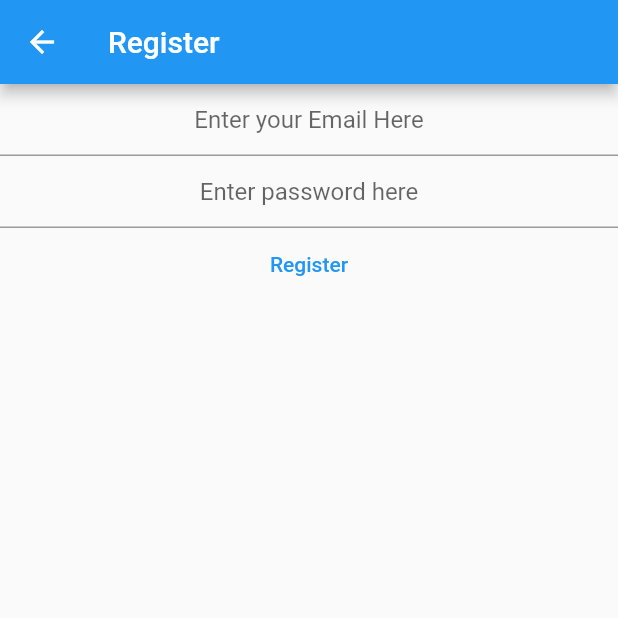
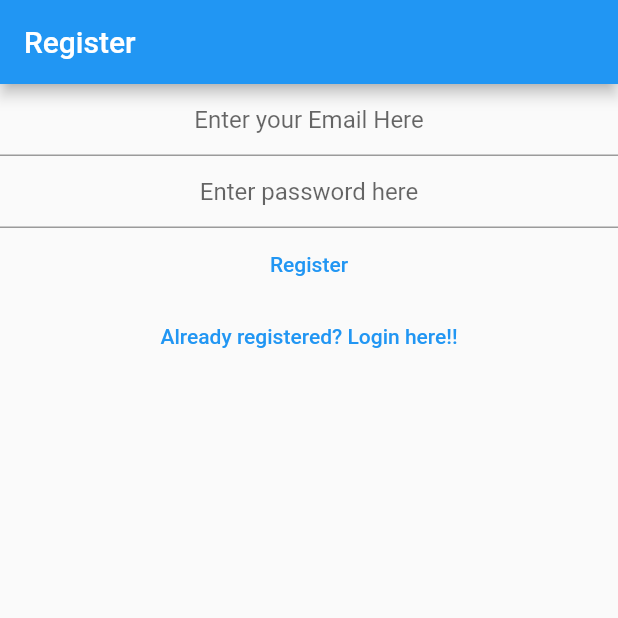
Before and after one commit to Anubhavyadav1/test_project, a Flutter app: the RegisterView screen opened directly, on a phone screen of 412 x 824 dp, the top half of it. Run offline on Flutter 3.47's test engine with Material 2 defaults, Android fonts, the phone set to English and light mode, and no system bars; our stand-ins replace firebase_auth, firebase_core; accounts and stored records are empty.

Commit message:
second commit

```diff
--- a/lib/views/register_view.dart
+++ b/lib/views/register_view.dart
@@ -1,7 +1,5 @@
 import 'package:firebase_auth/firebase_auth.dart';
-import 'package:firebase_core/firebase_core.dart';
 import 'package:flutter/material.dart';
-import 'package:test_project/firebase_options.dart';
 
 class RegisterView extends StatefulWidget {
   const RegisterView({super.key});
@@ -32,16 +30,9 @@ class _RegisterViewState extends State<RegisterView> {
   Widget build(BuildContext context) {
     return Scaffold(
       appBar: AppBar(
-        title: const Text('Register'),
+        title: const Text("Register"),
       ),
-      body: FutureBuilder(
-        future: Firebase.initializeApp(
-          options: DefaultFirebaseOptions.currentPlatform,
-        ),
-        builder: (context, snapshot) {
-          switch (snapshot.connectionState) {
-            case ConnectionState.done:
-              return Column(children: [
+      body: Column(children: [
         TextField(
           controller: _email,
           keyboardType: TextInputType.emailAddress,
@@ -67,8 +58,8 @@ class _RegisterViewState extends State<RegisterView> {
             final email = _email.text;
             final password = _password.text;
             try {
-                      final userCredentials = await FirebaseAuth.instance
-                          .createUserWithEmailAndPassword(
+              final userCredentials =
+                  await FirebaseAuth.instance.createUserWithEmailAndPassword(
                 email: email,
                 password: password,
               );
@@ -84,12 +75,17 @@ class _RegisterViewState extends State<RegisterView> {
           style: const ButtonStyle(),
           child: const Text('Register'),
         ),
-              ]);
-            default:
-              return const Text('Loading.....');
-          }
+        TextButton(
+            onPressed: () {
+              Navigator.of(context).pushNamedAndRemoveUntil(
+                '/login/',
+                (route) => false,
+              );
             },
-      ),
+            child: const Text(
+              "Already registered? Login here!!",
+            ))
+      ]),
     );
   }
 }
```
Also changed, not shown: lib/main.dart (+17 -14 lines), lib/views/login_view.dart (+14 -20 lines), lib/views/verify_email_view.dart (added, +28 -0 lines), 1 other file. Lines whose indentation alone changed are shown as unchanged.
